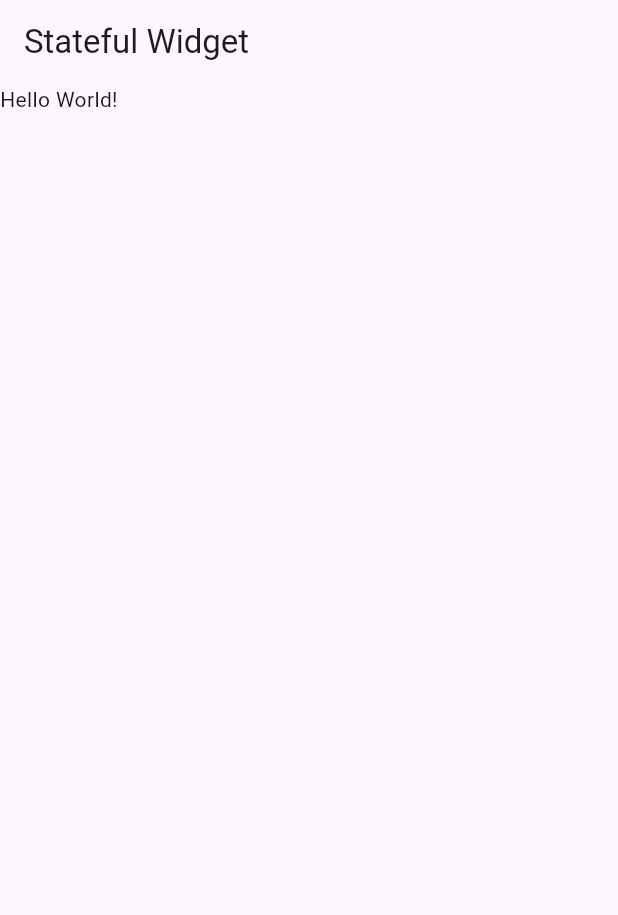
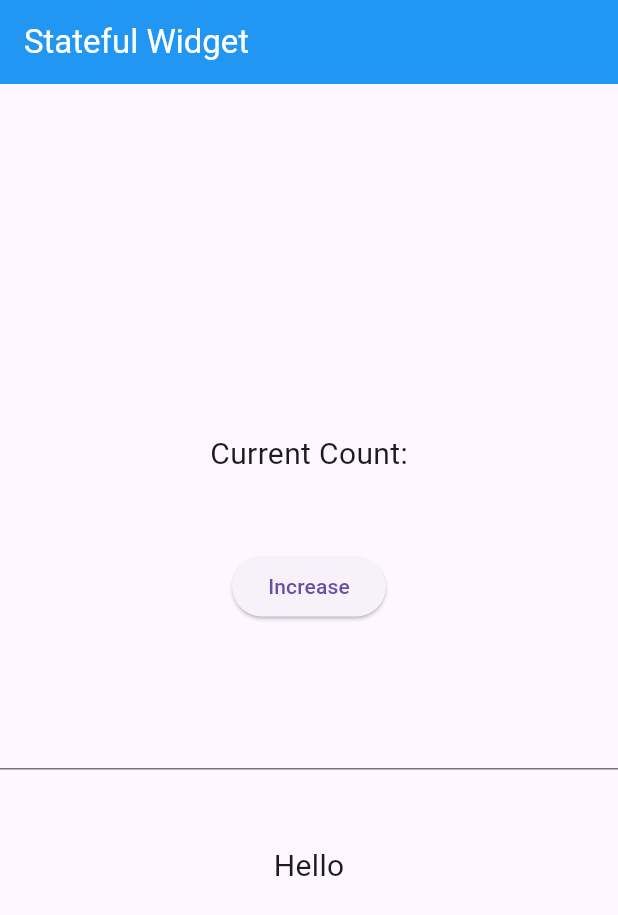
Before and after one commit to skowalczewski/stateful_widget, a Flutter app: the screen it shows after launch, on a phone screen of 412 x 824 dp. Shown: the top 915 px of the screen. Run offline on Flutter 3.47's test engine with Material 3 defaults, Android fonts, the phone set to English and light mode, and no system bars.

Commit message:
Basic Template for Lesson

```diff
--- a/lib/main.dart
+++ b/lib/main.dart
@@ -33,9 +33,43 @@ class MyStatefulWidgetState extends State<MyStatefulWidget> {
     // anytime setState is called, the build method is called again
     return Scaffold(
       appBar: AppBar(
+        backgroundColor: Colors.blue,
+        foregroundColor: Colors.white,
         title: Text('Stateful Widget'),
       ),
-      body: Text('Hello World!'),
+      body: Center(
+        child: Column(
+          mainAxisAlignment: MainAxisAlignment.center,
+          children: [
+            Text(
+              'Current Count:',
+              style: TextStyle(
+                fontSize: 20,
+              ),
+            ),
+            SizedBox(
+              height: 50,
+            ),
+            ElevatedButton(
+              onPressed: () {},
+              child: Text("Increase"),
+            ),
+            SizedBox(
+              height: 50,
+            ),
+            TextField(),
+            SizedBox(
+              height: 50,
+            ),
+            Text(
+              'Hello',
+              style: TextStyle(
+                fontSize: 20,
+              ),
+            ),
+          ],
+        ),
+      ),
     );
   }
 }
```
Also changed, not shown: pubspec.lock.
